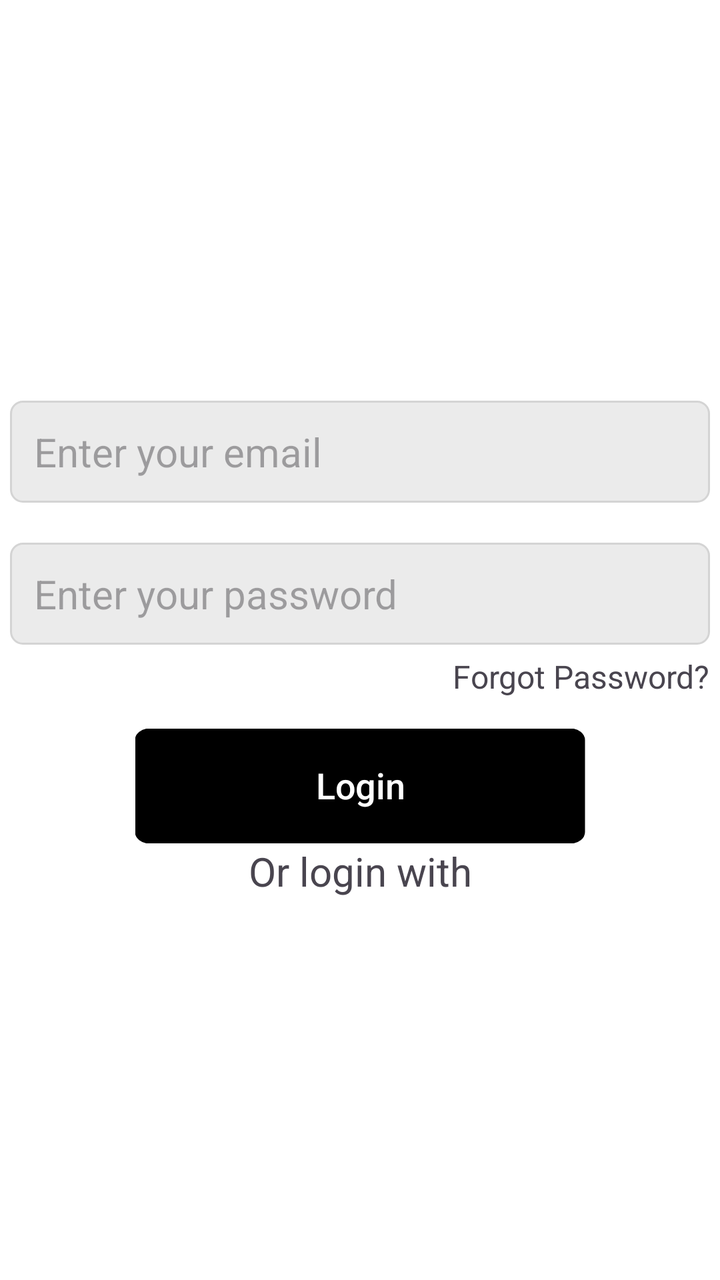
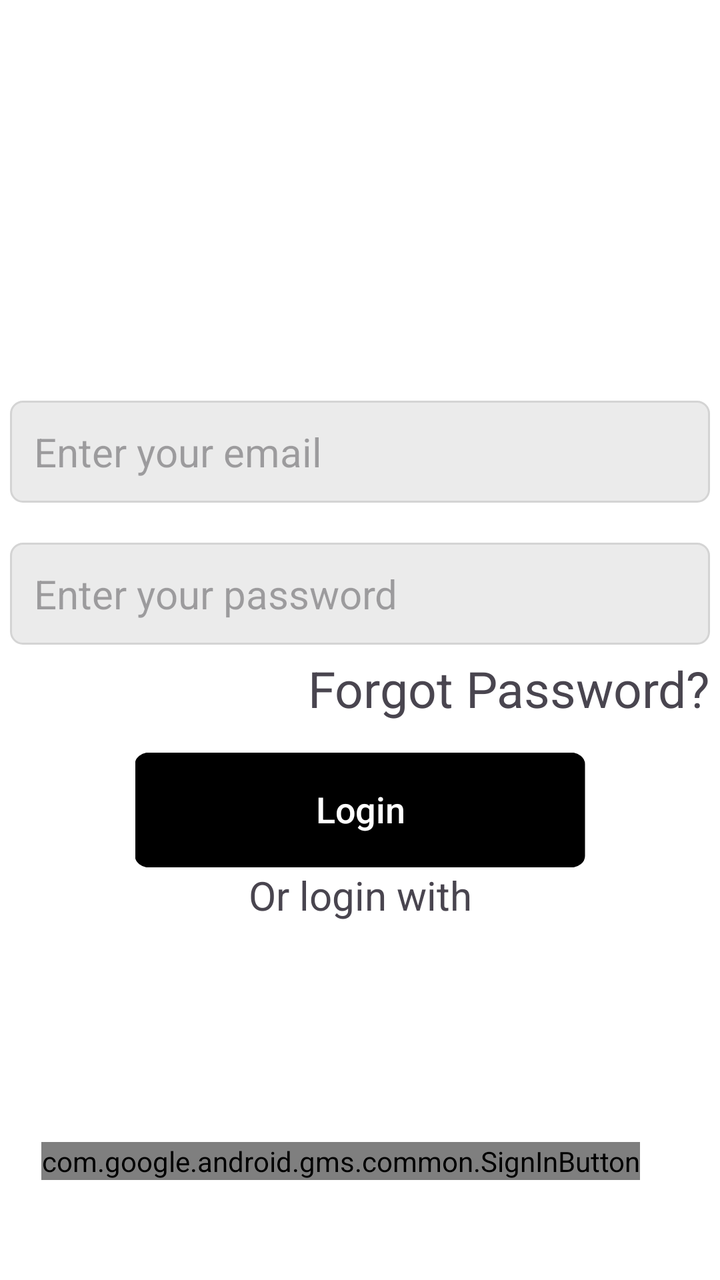

An Android layout rendered at two revisions. The XML below is the earlier revision; the diff shows what the commit changed to produce the second picture.
<!-- AndroidManifest.xml: application theme Theme.Textron0 -->
<!-- res/layout/activity_login_page.xml -->
<?xml version="1.0" encoding="utf-8"?>
<androidx.constraintlayout.widget.ConstraintLayout xmlns:android="http://schemas.android.com/apk/res/android"
    xmlns:app="http://schemas.android.com/apk/res-auto"
    xmlns:tools="http://schemas.android.com/tools"
    android:id="@+id/main"
    android:layout_width="match_parent"
    android:layout_height="match_parent"
    android:background="#ffffff"
    tools:context=".LoginPage">

    <ImageView
        android:id="@+id/background_image"
        android:layout_width="0dp"
        android:layout_height="0dp"
        android:contentDescription="@string/background_image"
        android:scaleType="centerCrop"
        android:src="@drawable/green_jog_right"
        android:visibility="gone"
        app:layout_constraintEnd_toEndOf="parent"
        app:layout_constraintStart_toStartOf="parent"
        app:layout_constraintTop_toTopOf="parent"
        app:layout_constraintBottom_toTopOf="@id/blank_space"/>


    <View
        android:id="@+id/blank_space"
        android:layout_width="0dp"
        android:layout_height="200dp"
        android:visibility="gone"
        android:background="@drawable/blank_space_green"
        app:layout_constraintBottom_toBottomOf="parent"
        app:layout_constraintStart_toStartOf="parent"
        app:layout_constraintEnd_toEndOf="parent"/>


    <Button
        android:id="@+id/login_button"
        android:layout_width="wrap_content"
        android:layout_height="wrap_content"
        android:background="@drawable/login_button"
        app:backgroundTint="@color/black"
        android:scaleX="1.5"
        android:scaleY="1.2"
        android:text="@string/login"
        android:textSize="15sp"
        android:textScaleX="0.8"
        android:visibility="gone"
        app:layout_constraintStart_toStartOf="parent"
        app:layout_constraintEnd_toEndOf="parent"
        app:layout_constraintTop_toBottomOf="@id/background_image"/>


    <Button
        android:id="@+id/register_button"
        android:layout_width="wrap_content"
        android:layout_height="wrap_content"
        android:layout_marginTop="16dp"
        android:background="@drawable/login_button"
        android:scaleX="1.5"
        android:scaleY="1.2"
        android:text="@string/register"
        android:textColor="@color/black"
        android:textScaleX="0.8"
        app:backgroundTint="@null"
        android:visibility="gone"
        app:layout_constraintEnd_toEndOf="parent"
        app:layout_constraintStart_toStartOf="parent"
        app:layout_constraintTop_toBottomOf="@id/login_button" />

    <TextView
        android:id="@+id/login_title"
        android:layout_width="wrap_content"
        android:layout_height="wrap_content"
        android:textSize="30sp"
        android:layout_marginTop="100dp"
        android:textAlignment="center"
        android:textStyle="bold"
        app:layout_constraintStart_toStartOf="parent"
        app:layout_constraintTop_toTopOf="parent"
        app:layout_constraintEnd_toEndOf="parent"
        />

    <EditText
        android:id="@+id/login_mail"
        android:layout_width="350dp"
        android:layout_height="wrap_content"
        android:autofillHints="emailAddress"
        android:background="@drawable/edittext_border"
        android:hint="@string/login_mail"
        android:padding="12dp"
        android:textSize="20sp"
        android:layout_marginTop="60dp"
        android:inputType="text"
        app:layout_constraintEnd_toEndOf="parent"
        app:layout_constraintStart_toStartOf="parent"
        app:layout_constraintTop_toBottomOf="@id/login_title" />

    <EditText
        android:id="@+id/login_password"
        android:layout_width="350dp"
        android:layout_height="wrap_content"
        android:background="@drawable/edittext_border"
        android:hint="@string/login_password"
        android:inputType="textPassword"
        android:padding="12dp"
        android:textSize="20sp"
        android:layout_marginTop="20dp"
        android:autofillHints="password"
        app:layout_constraintStart_toStartOf="parent"
        app:layout_constraintEnd_toEndOf="parent"
        app:layout_constraintTop_toBottomOf="@id/login_mail"/>

    <TextView
        android:id="@+id/forgot_pass"
        android:layout_width="wrap_content"
        android:layout_height="wrap_content"
        android:clickable="true"
        android:focusable="true"
        android:text="@string/forgot_password"
        android:textSize="16sp"
        android:layout_marginTop="5dp"
        app:layout_constraintEnd_toEndOf="@id/login_password"
        app:layout_constraintTop_toBottomOf="@id/login_password"
    />

    <TextView
        android:id="@+id/different_login"
        android:layout_width="wrap_content"
        android:layout_height="wrap_content"
        android:text="@string/different_login"
        android:textAlignment="center"
        android:textSize="20sp"
        android:layout_marginTop="5dp"
        app:layout_constraintStart_toStartOf="parent"
        app:layout_constraintEnd_toEndOf="parent"
        app:layout_constraintTop_toBottomOf="@+id/final_login"/>

    <Button
        android:id="@+id/final_login"
        android:layout_width="wrap_content"
        android:layout_height="wrap_content"
        android:background="@drawable/login_button"
        app:backgroundTint="@color/black"
        android:scaleX="1.5"
        android:scaleY="1.2"
        android:text="@string/login"
        android:textSize="15sp"
        android:textScaleX="0.8"
        android:layout_marginTop="20dp"
        app:layout_constraintStart_toStartOf="parent"
        app:layout_constraintEnd_toEndOf="parent"
        app:layout_constraintTop_toBottomOf="@id/forgot_pass"/>

    <EditText
        android:id="@+id/register_username"
        android:layout_width="350dp"
        android:layout_height="wrap_content"
        android:background="@drawable/edittext_border"
        android:hint="@string/username"
        android:padding="12dp"
        android:textSize="20sp"
        android:layout_marginTop="60dp"
        android:visibility="gone"
        android:inputType="text"
        android:autofillHints="name"
        app:layout_constraintEnd_toEndOf="parent"
        app:layout_constraintStart_toStartOf="parent"
        app:layout_constraintTop_toBottomOf="@id/login_title" />

    <EditText
        android:id="@+id/register_mail"
        android:layout_width="350dp"
        android:layout_height="wrap_content"
        android:background="@drawable/edittext_border"
        android:hint="@string/email"
        android:padding="12dp"
        android:textSize="20sp"
        android:layout_marginTop="20dp"
        android:visibility="gone"
        android:inputType="text"
        android:autofillHints="emailAddress"
        app:layout_constraintEnd_toEndOf="parent"
        app:layout_constraintStart_toStartOf="parent"
        app:layout_constraintTop_toBottomOf="@id/register_username" />

    <EditText
        android:id="@+id/register_pass"
        android:layout_width="350dp"
        android:layout_height="wrap_content"
        android:background="@drawable/edittext_border"
        android:hint="@string/password"
        android:padding="12dp"
        android:textSize="20sp"
        android:layout_marginTop="20dp"
        android:inputType="textPassword"
        android:visibility="gone"
        android:autofillHints="password"
        app:layout_constraintEnd_toEndOf="parent"
        app:layout_constraintStart_toStartOf="parent"
        app:layout_constraintTop_toBottomOf="@id/register_mail" />

    <EditText
        android:id="@+id/register_confirm"
        android:layout_width="350dp"
        android:layout_height="wrap_content"
        android:background="@drawable/edittext_border"
        android:hint="@string/confirm_password"
        android:padding="12dp"
        android:textSize="20sp"
        android:layout_marginTop="20dp"
        android:inputType="textPassword"
        android:visibility="gone"
        android:autofillHints="password"
        app:layout_constraintEnd_toEndOf="parent"
        app:layout_constraintStart_toStartOf="parent"
        app:layout_constraintTop_toBottomOf="@id/register_pass" />

    <TextView
        android:id="@+id/different_register"
        android:layout_width="wrap_content"
        android:layout_height="wrap_content"
        android:layout_marginTop="5dp"
        android:text="@string/different_register"
        android:textAlignment="center"
        android:textSize="20sp"
        android:visibility="gone"
        app:layout_constraintEnd_toEndOf="parent"
        app:layout_constraintStart_toStartOf="parent"
        app:layout_constraintTop_toBottomOf="@id/final_register" />

    <Button
        android:id="@+id/back_button"
        android:layout_width="wrap_content"
        android:layout_height="wrap_content"
        android:background="@drawable/back_button"
        android:text="@string/back_button"
        android:textColor="@color/black"
        android:textSize="30sp"
        app:backgroundTint="@null"
        android:layout_marginTop="5dp"
        android:visibility="gone"
        app:layout_constraintStart_toStartOf="parent"
        app:layout_constraintTop_toTopOf="parent"/>

    <Button
        android:id="@+id/final_register"
        android:layout_width="wrap_content"
        android:layout_height="wrap_content"
        android:background="@drawable/login_button"
        android:text="@string/register"
        android:scaleX="1.5"
        android:scaleY="1.2"
        android:textSize="20sp"
        android:textScaleX="0.8"
        android:layout_marginTop="20dp"
        app:backgroundTint="@color/black"
        android:visibility="gone"
        app:layout_constraintStart_toStartOf="parent"
        app:layout_constraintEnd_toEndOf="parent"
        app:layout_constraintTop_toBottomOf="@id/register_confirm"/>


</androidx.constraintlayout.widget.ConstraintLayout>
<!-- resources referenced by this layout -->
<resources>
  <color name="black">#FF000000</color>
  <!-- drawable back_button (drawable) -->
  <?xml version="1.0" encoding="utf-8"?>
  <shape
      xmlns:android="http://schemas.android.com/apk/res/android"
      android:shape="rectangle">
      <corners
          android:radius="50dp"/>
  
      <solid
          android:color="#EBEBEB"/>
  
      <size
          android:width="5dp"
          android:height="5dp"/>
  
      <stroke
          android:width="1px"
          android:color="#D4D4D4"/>
  
  
  </shape>
  <!-- drawable blank_space_green: jpg bitmap (drawable, 50240 bytes) -->
  <!-- drawable edittext_border (drawable) -->
  <shape xmlns:android="http://schemas.android.com/apk/res/android">
  
      <solid
          android:color="#EBEBEB" />
  
      <corners
          android:radius="6dp" />
  
      <stroke
          android:width="1dp"
          android:color="#D4D4D4" />
  </shape>
  <!-- drawable green_jog_right: jpg bitmap (drawable, 231428 bytes) -->
  <!-- drawable login_button (drawable) -->
  <?xml version="1.0" encoding="utf-8"?>
  <shape
      xmlns:android="http://schemas.android.com/apk/res/android"
      android:shape="rectangle">
  
      <corners
          android:radius="4dp"/>
  
      <solid
          android:color="@color/white"/>
  
      <size
          android:width="150dp"
          android:height="40dp"/>
  
  
      <stroke
          android:width="5px"
          android:color="@color/black"/>
  </shape>
  <string name="back_button">&lt;</string>
  <string name="background_image">Man Running</string>
  <string name="confirm_password">Confirm Password</string>
  <string name="different_login">Or login with</string>
  <string name="different_register">Or Register with</string>
  <string name="email">Email</string>
  <string name="forgot_password">Forgot Password?</string>
  <string name="login">Login</string>
  <string name="login_mail">Enter your email</string>
  <string name="login_password">Enter your password</string>
  <string name="password">Password</string>
  <string name="register">Register</string>
  <string name="username">Username</string>
  <style name="Theme.Textron0" parent="Base.Theme.Textron0" />
  <color name="white">#FFFFFFFF</color>
  <style name="Base.Theme.Textron0" parent="Theme.Material3.DayNight.NoActionBar">
          
          
      </style>
</resources>

<!-- the commit's change to res/layout/activity_login_page.xml (unified diff, before → after) -->
@@ -8,6 +8,17 @@
     android:background="#ffffff"
     tools:context=".LoginPage">
 
+    <com.google.android.gms.common.SignInButton
+        android:id="@+id/googleSignInButton"
+        android:layout_width="wrap_content"
+        android:layout_height="wrap_content"
+        android:layout_marginBottom="50dp"
+        android:layout_marginEnd="40dp"
+        app:layout_constraintEnd_toEndOf="parent"
+        app:layout_constraintBottom_toBottomOf="parent"
+
+        />
+
     <ImageView
         android:id="@+id/background_image"
         android:layout_width="0dp"
@@ -117,7 +128,7 @@
         android:clickable="true"
         android:focusable="true"
         android:text="@string/forgot_password"
-        android:textSize="16sp"
+        android:textSize="25sp"
         android:layout_marginTop="5dp"
         app:layout_constraintEnd_toEndOf="@id/login_password"
         app:layout_constraintTop_toBottomOf="@id/login_password"
